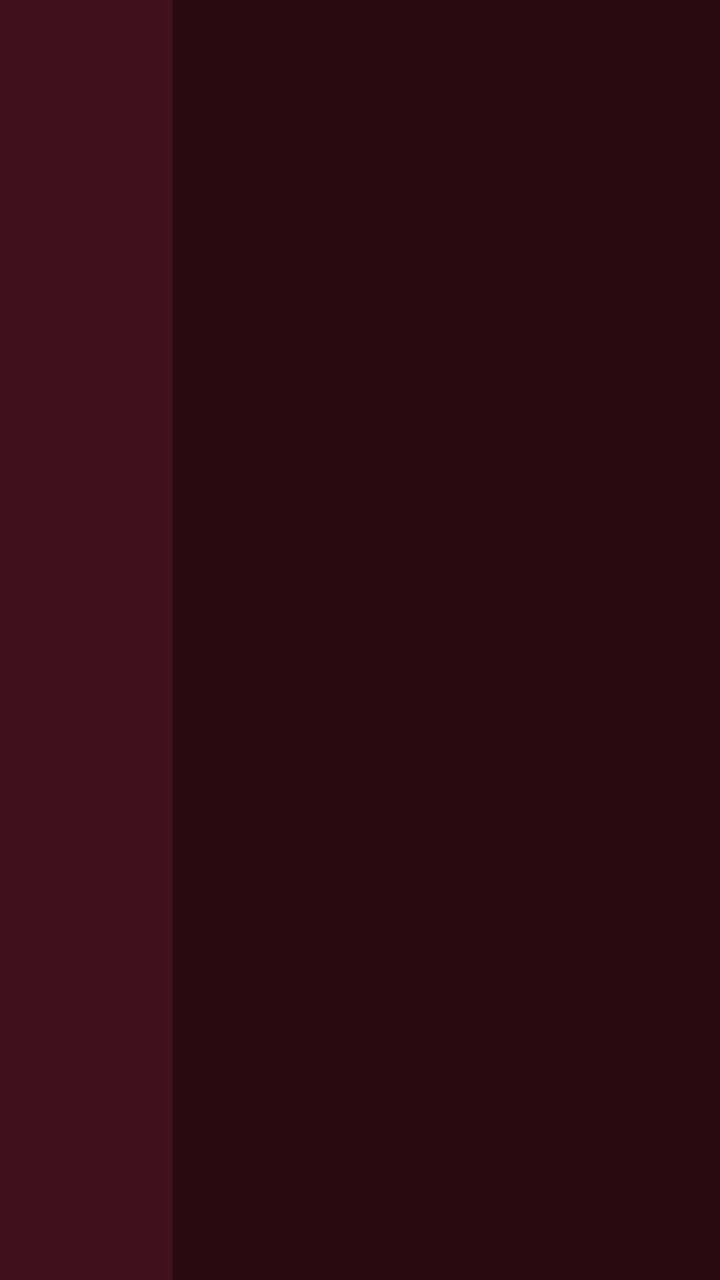
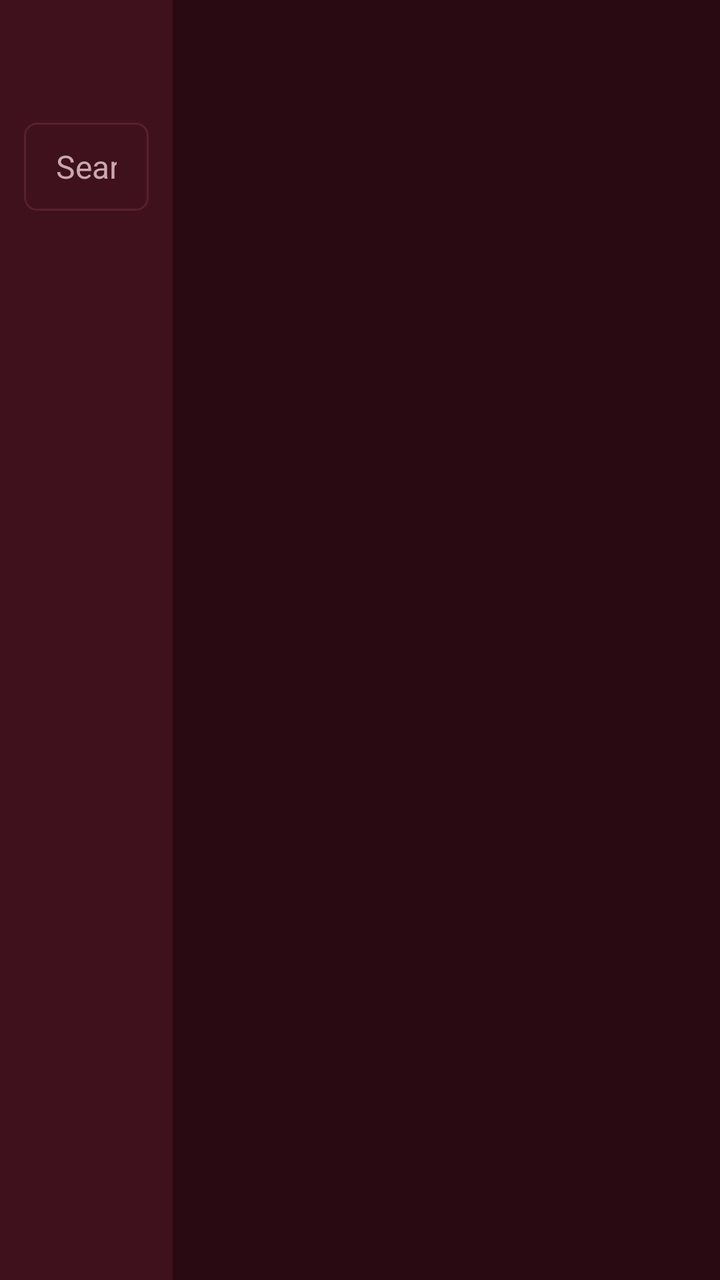

Two renders of the same Android screen: before a commit and after it. Below are the layout's source before the change and the commit's diff.
<!-- AndroidManifest.xml: application theme Theme.IptvPlayer -->
<!-- res/layout/screen_vod.xml -->
<?xml version="1.0" encoding="utf-8"?>
<LinearLayout xmlns:android="http://schemas.android.com/apk/res/android"
    android:layout_width="match_parent"
    android:layout_height="match_parent"
    android:background="@color/background"
    android:orientation="horizontal">

    <LinearLayout
        android:layout_width="0dp"
        android:layout_height="match_parent"
        android:layout_weight="24"
        android:background="@color/surface"
        android:orientation="vertical"
        android:paddingStart="12dp"
        android:paddingTop="20dp"
        android:paddingEnd="12dp">

        <TextView
            android:id="@+id/title"
            style="@style/Text.Title"
            android:layout_width="wrap_content"
            android:layout_height="wrap_content"
            android:paddingStart="8dp"
            android:textSize="22sp" />

        <androidx.recyclerview.widget.RecyclerView
            android:id="@+id/categories"
            android:layout_width="match_parent"
            android:layout_height="match_parent"
            android:layout_marginTop="12dp"
            android:scrollbars="none" />
    </LinearLayout>

    <LinearLayout
        android:layout_width="0dp"
        android:layout_height="match_parent"
        android:layout_weight="76"
        android:orientation="vertical"
        android:paddingStart="16dp"
        android:paddingTop="20dp"
        android:paddingEnd="16dp">

        <TextView
            android:id="@+id/category_title"
            style="@style/Text.Body"
            android:layout_width="match_parent"
            android:layout_height="wrap_content"
            android:ellipsize="end"
            android:maxLines="1"
            android:paddingStart="8dp"
            android:textSize="20sp"
            android:textStyle="bold" />

        <FrameLayout
            android:layout_width="match_parent"
            android:layout_height="match_parent"
            android:layout_marginTop="12dp">

            <androidx.recyclerview.widget.RecyclerView
                android:id="@+id/grid"
                android:layout_width="match_parent"
                android:layout_height="match_parent"
                android:clipToPadding="false"
                android:paddingBottom="16dp"
                android:scrollbars="none" />

            <TextView
                android:id="@+id/empty"
                style="@style/Text.Secondary"
                android:layout_width="wrap_content"
                android:layout_height="wrap_content"
                android:layout_gravity="center"
                android:text="@string/nothing_here"
                android:visibility="gone" />
        </FrameLayout>
    </LinearLayout>
</LinearLayout>
<!-- resources referenced by this layout -->
<resources>
  <color name="background">#FF2A0A12</color>
  <color name="surface">#FF3F111C</color>
  <string name="nothing_here">Nothing in this category</string>
  <style name="Text.Body" parent="">
          <item name="android:textColor">@color/text_primary</item>
          <item name="android:textSize">18sp</item>
      </style>
  <style name="Text.Secondary" parent="">
          <item name="android:textColor">@color/text_secondary</item>
          <item name="android:textSize">16sp</item>
      </style>
  <style name="Text.Title" parent="">
          <item name="android:textColor">@color/text_primary</item>
          <item name="android:textSize">28sp</item>
          <item name="android:textStyle">bold</item>
      </style>
  <style name="Theme.IptvPlayer" parent="android:Theme.Material.NoActionBar.Fullscreen">
          <item name="android:windowBackground">@color/background</item>
          <item name="android:colorBackground">@color/background</item>
          <item name="android:colorAccent">@color/accent</item>
          <item name="android:windowContentOverlay">@null</item>
      </style>
  <color name="text_primary">#FFF7EEF0</color>
  <color name="text_secondary">#FFC9A9B0</color>
  <color name="accent">#FFB0243F</color>
</resources>

<!-- the commit's change to res/layout/screen_vod.xml (unified diff, before → after) -->
@@ -22,6 +22,10 @@
             android:layout_height="wrap_content"
             android:paddingStart="8dp"
             android:textSize="22sp" />
+
+        <EditText
+            android:id="@+id/search"
+            style="@style/SearchInput" />
 
         <androidx.recyclerview.widget.RecyclerView
             android:id="@+id/categories"
<!-- resource entries referenced after the edit -->
@@ -3,6 +3,14 @@
   <color name="background">#FF2A0A12</color>
   <color name="surface">#FF3F111C</color>
   <string name="nothing_here">Nothing in this category</string>
+  <style name="SearchInput" parent="Input">
+          <item name="android:layout_height">44dp</item>
+          <item name="android:hint">@string/search</item>
+          <item name="android:imeOptions">actionSearch|flagNoExtractUi</item>
+          <item name="android:inputType">text|textNoSuggestions</item>
+          <item name="android:importantForAutofill">no</item>
+          <item name="android:textSize">16sp</item>
+      </style>
   <style name="Text.Body" parent="">
           <item name="android:textColor">@color/text_primary</item>
           <item name="android:textSize">18sp</item>
@@ -22,8 +30,41 @@
           <item name="android:colorAccent">@color/accent</item>
           <item name="android:windowContentOverlay">@null</item>
       </style>
+  <style name="Input" parent="">
+          <item name="android:layout_width">match_parent</item>
+          <item name="android:layout_height">52dp</item>
+          <item name="android:layout_marginTop">12dp</item>
+          <item name="android:background">@drawable/bg_input</item>
+          <item name="android:paddingStart">16dp</item>
+          <item name="android:paddingEnd">16dp</item>
+          <item name="android:textColor">@color/text_primary</item>
+          <item name="android:textColorHint">@color/text_secondary</item>
+          <item name="android:textSize">18sp</item>
+          <item name="android:singleLine">true</item>
+          <item name="android:imeOptions">actionNext|flagNoExtractUi</item>
+      </style>
+  <string name="search">Search</string>
   <color name="text_primary">#FFF7EEF0</color>
   <color name="text_secondary">#FFC9A9B0</color>
   <color name="accent">#FFB0243F</color>
+  <!-- drawable bg_input (drawable) -->
+  <?xml version="1.0" encoding="utf-8"?>
+  <selector xmlns:android="http://schemas.android.com/apk/res/android">
+      <item android:state_focused="true">
+          <shape android:shape="rectangle">
+              <solid android:color="@color/surface" />
+              <stroke android:width="2dp" android:color="@color/accent" />
+              <corners android:radius="6dp" />
+          </shape>
+      </item>
+      <item>
+          <shape android:shape="rectangle">
+              <solid android:color="@color/surface" />
+              <stroke android:width="1dp" android:color="@color/divider" />
+              <corners android:radius="6dp" />
+          </shape>
+      </item>
+  </selector>
+  <color name="divider">#FF57202D</color>
 </resources>
 
